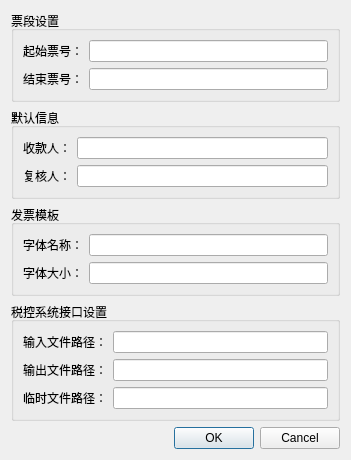
Before: the Qt Designer form src/invoice/gui/menu_config.ui in lcw2004/fapiao, drawn with Qt 5.
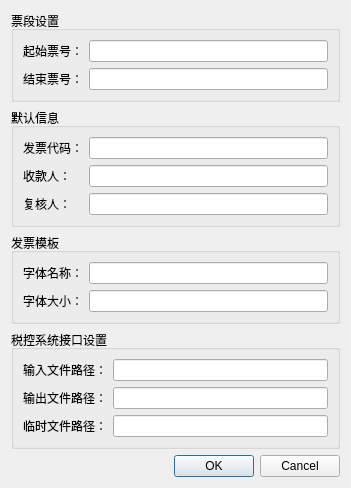
After: the same form once the commit is applied.

Commit message: 添加发票代码的配置、录入以及修改

```diff
--- a/src/invoice/gui/menu_config.ui
+++ b/src/invoice/gui/menu_config.ui
@@ -52,26 +52,36 @@
       <property name="margin">
        <number>9</number>
       </property>
-      <item row="0" column="0">
+      <item row="1" column="0">
        <widget class="QLabel" name="label_8">
         <property name="text">
          <string>收款人：</string>
         </property>
        </widget>
       </item>
-      <item row="1" column="0">
+      <item row="2" column="2">
+       <widget class="QLineEdit" name="reviewer_lineEdit"/>
+      </item>
+      <item row="2" column="0">
        <widget class="QLabel" name="label_9">
         <property name="text">
          <string>复核人：</string>
         </property>
        </widget>
       </item>
-      <item row="1" column="1">
-       <widget class="QLineEdit" name="reviewer_lineEdit"/>
-      </item>
-      <item row="0" column="1">
+      <item row="1" column="2">
        <widget class="QLineEdit" name="beneficiary_lineEdit"/>
       </item>
+      <item row="0" column="0">
+       <widget class="QLabel" name="label_10">
+        <property name="text">
+         <string>发票代码：</string>
+        </property>
+       </widget>
+      </item>
+      <item row="0" column="2">
+       <widget class="QLineEdit" name="invoice_code_lineEdit"/>
+      </item>
      </layout>
     </widget>
    </item>
```
Left out of the diff: 12 changed lines with no effect on the pictures. The commit also changes 10 other files.
